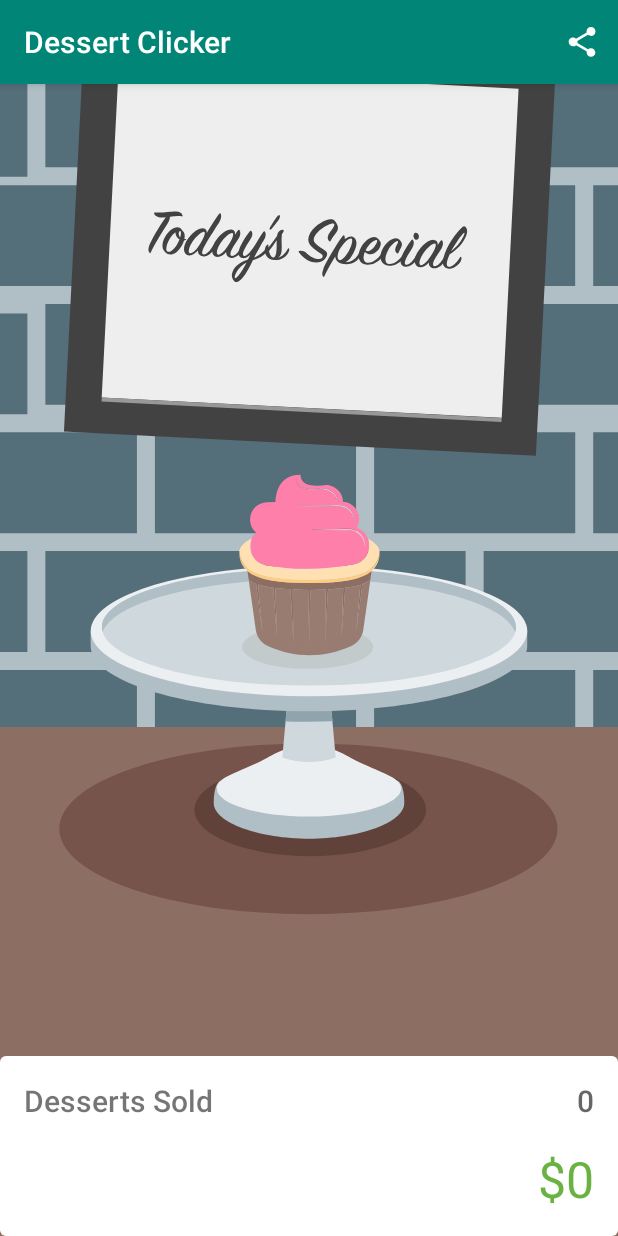
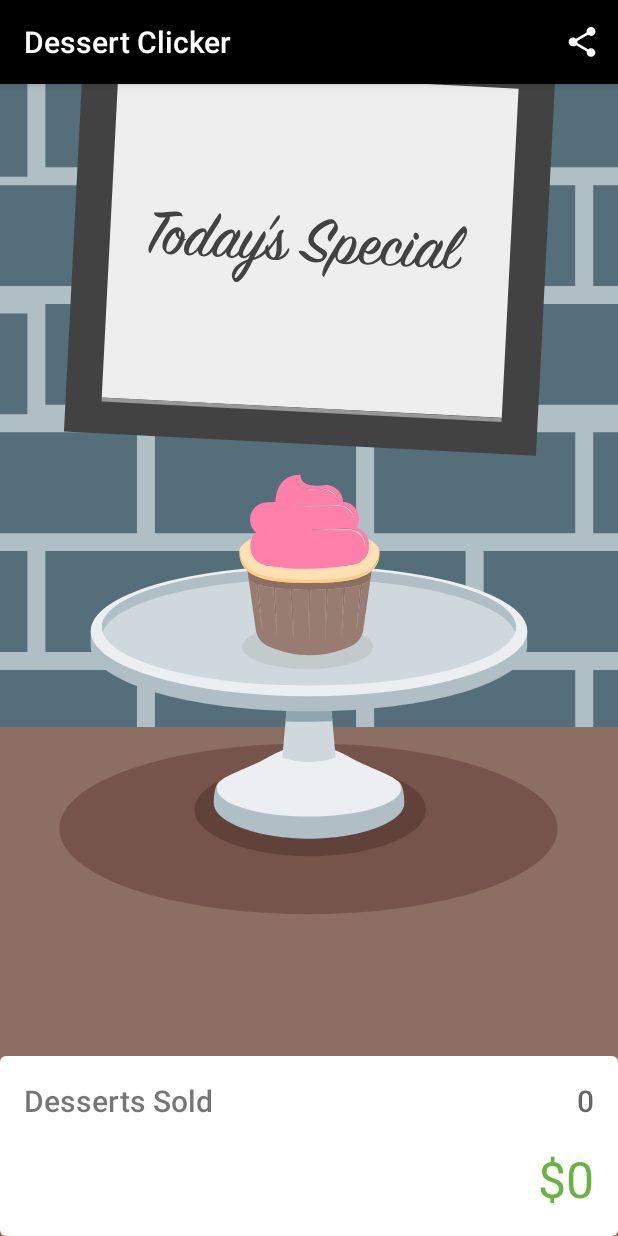
Before and after one commit to RHiaHoa/PJ4_T-Kob_LifecyclesAndLogging, an Android app: the screen it shows after launch (MainActivity), on a phone screen of 412 x 824 dp. Run offline under Robolectric (Android 15) with nearby library versions, the phone set to English and light mode, and no system bars; our stand-ins replace data binding.

Commit message:
first commit

```diff
--- a/app/src/main/res/values/colors.xml
+++ b/app/src/main/res/values/colors.xml
@@ -15,7 +15,7 @@
   -->
 
 <resources>
-    <color name="color_primary">#008577</color>
+    <color name="color_primary">#000</color>
     <color name="color_primary_dark">#00574B</color>
     <color name="color_accent">#D81B60</color>
     <color name="white">#ffffff</color>
```
